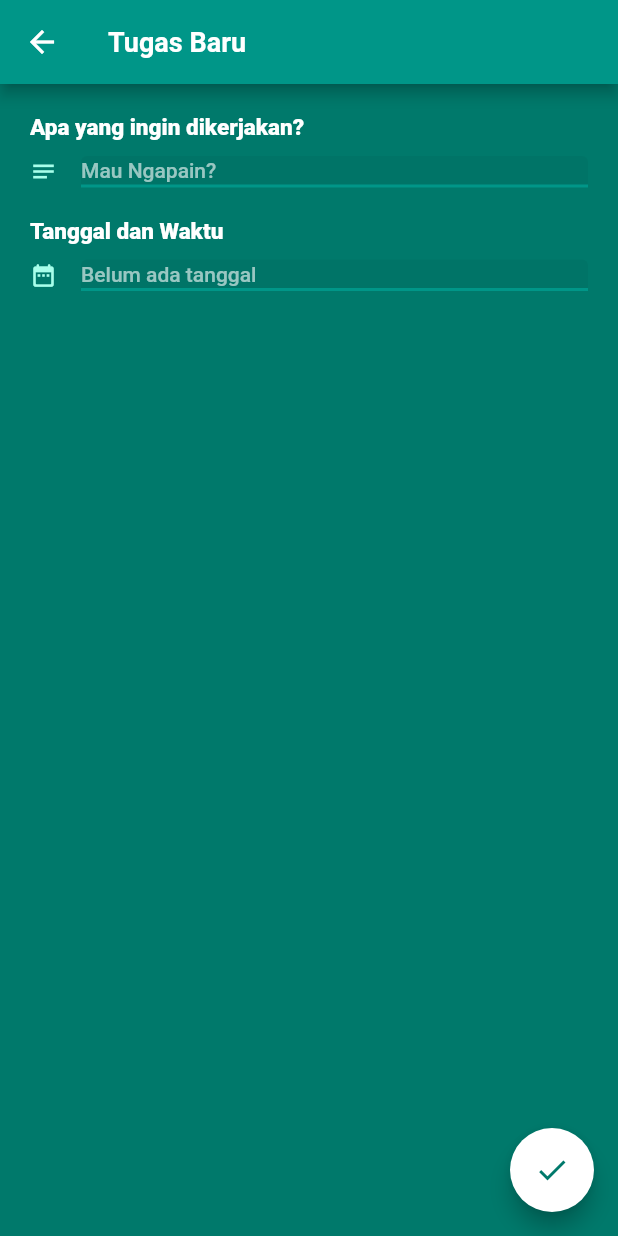
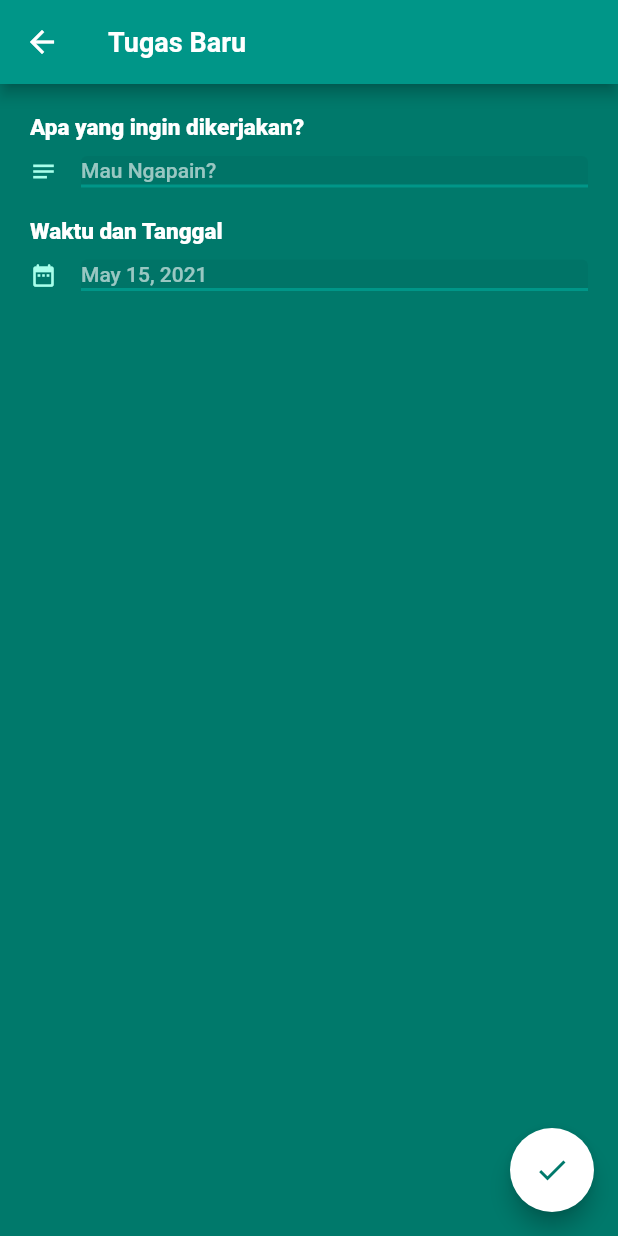
Before and after one commit to dryladen/To-do-List-App, a Flutter app: the screen it shows after launch, after a tap on the "add" icon, on a phone screen of 412 x 824 dp. Run offline on Flutter 3.47's test engine with Material 2 defaults, Android fonts, the phone set to English and light mode, and no system bars.

Commit message:
Update ListTile

```diff
--- a/lib/ToDo.dart
+++ b/lib/ToDo.dart
@@ -1,8 +1,8 @@
 import 'package:flutter/material.dart';
-// import 'package:todo/HomePage.dart';
+import 'package:intl/intl.dart';
 
-final controllerTodo = TextEditingController();
-final controllerTanggal = TextEditingController();
+TextEditingController controllerTodo = TextEditingController();
+TextEditingController controllerTanggal = TextEditingController();
 
 class AddToDo extends StatefulWidget {
   @override
@@ -35,14 +35,25 @@ class _AddToDoState extends State<AddToDo> {
           controllerTanggal.clear();
           Navigator.pop(context, value);
         },
-        child: Icon(Icons.check),
+        child: Icon(
+          Icons.check,
+        ),
       ),
       body: BodyInput(),
     );
   }
 }
 
-class BodyInput extends StatelessWidget {
+class BodyInput extends StatefulWidget {
+  @override
+  _BodyInputState createState() => _BodyInputState();
+}
+
+class _BodyInputState extends State<BodyInput> {
+  DateTime tanggal = DateTime.now(); // Mengambil waktu saat ini
+  final DateFormat formatTanggal =
+      DateFormat('MMM dd, yyyy'); // Mengatur format
+
   @override
   Widget build(BuildContext context) {
     return Container(
@@ -61,13 +72,41 @@ class BodyInput extends StatelessWidget {
           ),
           Padding(padding: EdgeInsets.only(top: 20)),
           Text(
-            "Tanggal dan Waktu",
+            "Waktu dan Tanggal",
             style: Theme.of(context).textTheme.headline2,
           ),
-          FormTodo(
-            hintText: "Belum ada tanggal",
+          Padding(padding: EdgeInsets.only(top: 10)),
+          TextFormField(
+            style: TextStyle(color: Colors.white, fontWeight: FontWeight.w600),
             controller: controllerTanggal,
-            icon: Icons.date_range_rounded,
+            onTap: () async {
+              final DateTime date = await showDatePicker(
+                  context: context,
+                  initialDate: tanggal,
+                  firstDate: DateTime(2010), // batas awal tahun
+                  lastDate: DateTime(2022)); // batas akhir tahun
+              setState(() {
+                tanggal = date;
+              });
+              controllerTanggal.text = formatTanggal.format(date);
+            },
+            decoration: InputDecoration(
+                icon: Icon(
+                  Icons.date_range_rounded,
+                  color: Colors.tealAccent.shade100,
+                ),
+                hintText:
+                    formatTanggal.format(tanggal), // Menampilkan data saat ini
+                hintStyle: Theme.of(context).textTheme.bodyText1,
+                contentPadding: EdgeInsets.only(bottom: 2),
+                isDense: true,
+                filled: true,
+                enabledBorder: UnderlineInputBorder(
+                    borderSide: BorderSide(
+                        color: Theme.of(context).primaryColor, width: 2)),
+                focusedBorder: UnderlineInputBorder(
+                    borderSide: BorderSide(
+                        color: Theme.of(context).primaryColor, width: 3))),
           ),
         ],
       ),
@@ -76,14 +115,19 @@ class BodyInput extends StatelessWidget {
 }
 
 // ignore: must_be_immutable
-class FormTodo extends StatelessWidget {
-  final GlobalKey<FormState> _formkey = GlobalKey<FormState>();
-
+class FormTodo extends StatefulWidget {
   String hintText;
   TextEditingController controller;
   IconData icon;
 
   FormTodo({this.hintText, this.controller, this.icon});
+
+  @override
+  _FormTodoState createState() => _FormTodoState();
+}
+
+class _FormTodoState extends State<FormTodo> {
+  final GlobalKey<FormState> _formkey = GlobalKey<FormState>();
 
   @override
   Widget build(BuildContext context) {
@@ -92,14 +136,14 @@ class FormTodo extends StatelessWidget {
       child: Form(
         key: _formkey,
         child: TextFormField(
-          controller: controller,
+          controller: widget.controller,
           style: TextStyle(color: Colors.white, fontWeight: FontWeight.w600),
           decoration: InputDecoration(
               icon: Icon(
-                icon,
+                widget.icon,
                 color: Colors.tealAccent.shade100,
               ),
-              hintText: hintText,
+              hintText: widget.hintText,
               hintStyle: Theme.of(context).textTheme.bodyText1,
               contentPadding: EdgeInsets.only(bottom: 2),
               isDense: true,
--- a/lib/main.dart
+++ b/lib/main.dart
@@ -26,7 +26,16 @@ class MyApp extends StatelessWidget {
               headline2: TextStyle(
                   color: Colors.white,
                   fontSize: 15,
-                  fontWeight: FontWeight.w900)),
+                  fontWeight: FontWeight.w900),
+              headline3: TextStyle(
+                  // title Style
+                  color: Colors.white,
+                  fontSize: 18,
+                  fontWeight: FontWeight.w900),
+              headline4: TextStyle(
+                  // Date Style
+                  color: Colors.white,
+                  fontSize: 12)),
         ),
         home: HomePage());
   }
--- a/pubspec.yaml
+++ b/pubspec.yaml
@@ -28,6 +28,7 @@ dependencies:
   # The following adds the Cupertino Icons font to your application.
   # Use with the CupertinoIcons class for iOS style icons.
   cupertino_icons: ^1.0.2
+  intl: ^0.16.0
 
 dev_dependencies:
   flutter_test:
```
Also changed, not shown: lib/HomePage.dart (+25 -5 lines), pubspec.lock.
